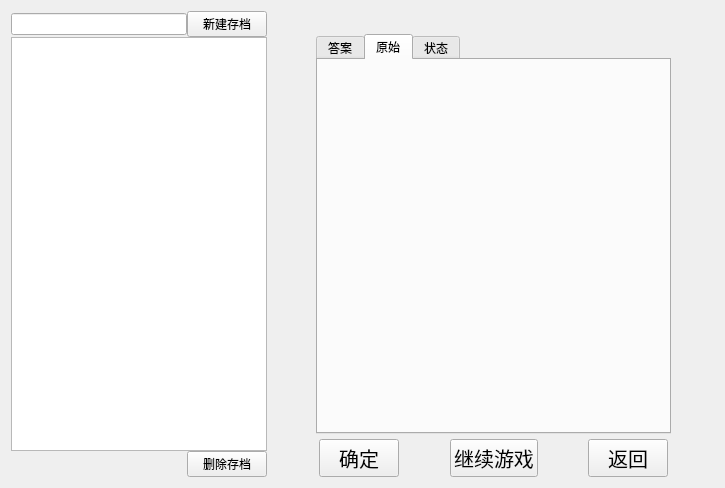
Qt form src/ui/page/savesBrowserWidget.ui (CodingRookie98/Sudoku-Solo) before a commit.
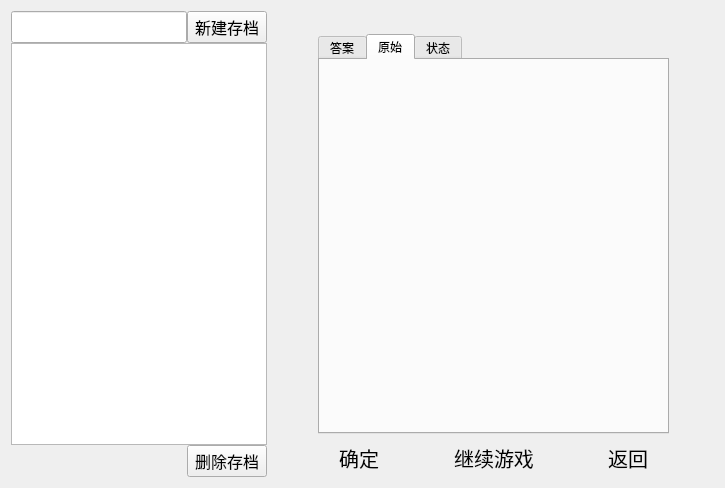
The same form after that commit. Icons and pictures are not drawn. Custom widgets are drawn as their Qt base class.

```diff
--- a/src/ui/page/savesBrowserWidget.ui
+++ b/src/ui/page/savesBrowserWidget.ui
@@ -22,13 +22,28 @@
      <item>
       <layout class="QHBoxLayout" name="horizontalLayout">
        <item>
-        <widget class="QLineEdit" name="lineEdit"/>
+        <widget class="QLineEdit" name="lineEdit">
+         <property name="sizePolicy">
+          <sizepolicy hsizetype="Expanding" vsizetype="Minimum">
+           <horstretch>0</horstretch>
+           <verstretch>0</verstretch>
+          </sizepolicy>
+         </property>
+        </widget>
        </item>
        <item>
-        <widget class="QPushButton" name="btnNewSave">
+        <widget class="GameButton" name="btnNewSave">
+         <property name="font">
+          <font>
+           <pointsize>12</pointsize>
+          </font>
+         </property>
          <property name="text">
           <string>新建存档</string>
          </property>
+         <property name="flat">
+          <bool>false</bool>
+         </property>
         </widget>
        </item>
       </layout>
@@ -62,10 +77,18 @@
         </spacer>
        </item>
        <item>
-        <widget class="QPushButton" name="btnDeleteSave">
+        <widget class="GameButton" name="btnDeleteSave">
+         <property name="font">
+          <font>
+           <pointsize>12</pointsize>
+          </font>
+         </property>
          <property name="text">
           <string>删除存档</string>
          </property>
+         <property name="flat">
+          <bool>false</bool>
+         </property>
         </widget>
        </item>
       </layout>
@@ -143,7 +166,7 @@
       <item>
        <layout class="QHBoxLayout" name="horizontalLayout_3" stretch="0,1,0">
         <item>
-         <widget class="QToolButton" name="btnPre">
+         <widget class="GameButton" name="btnPre">
           <property name="text">
            <string/>
           </property>
@@ -157,7 +180,7 @@
             <height>30</height>
            </size>
           </property>
-          <property name="autoRaise">
+          <property name="flat">
            <bool>true</bool>
           </property>
          </widget>
@@ -194,7 +217,7 @@
          </widget>
         </item>
         <item>
-         <widget class="QToolButton" name="btnNext">
+         <widget class="GameButton" name="btnNext">
           <property name="text">
            <string/>
           </property>
@@ -208,7 +231,7 @@
             <height>30</height>
            </size>
           </property>
-          <property name="autoRaise">
+          <property name="flat">
            <bool>true</bool>
           </property>
          </widget>
@@ -240,6 +263,9 @@
           <property name="text">
            <string>确定</string>
           </property>
+          <property name="flat">
+           <bool>true</bool>
+          </property>
          </widget>
         </item>
         <item>
@@ -265,6 +291,9 @@
           <property name="text">
            <string>继续游戏</string>
           </property>
+          <property name="flat">
+           <bool>true</bool>
+          </property>
          </widget>
         </item>
         <item>
@@ -290,6 +319,9 @@
           <property name="text">
            <string>返回</string>
           </property>
+          <property name="flat">
+           <bool>true</bool>
+          </property>
          </widget>
         </item>
         <item>
@@ -313,6 +345,11 @@
   </layout>
  </widget>
  <customwidgets>
+  <customwidget>
+   <class>GameButton</class>
+   <extends>QPushButton</extends>
+   <header location="global">gameButton.h</header>
+  </customwidget>
   <customwidget>
    <class>SudokuMatrixWidget</class>
    <extends>QWidget</extends>
```
Left out of the diff: 6 changed lines with no effect on the pictures.
